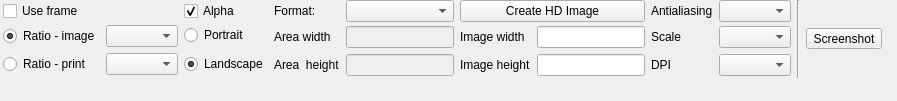
First picture: the form in src/gui/forms/toolbar_imagegroup.ui, repository open-scan-crew/OpenScanTools, before the edit.
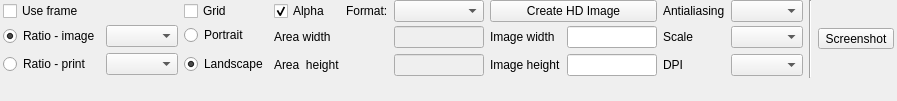
Second picture: the form after the edit. Icons and pictures are not drawn.

Commit message: Add HD frame grid overlay toggle

Diff of the .ui file:
```diff
--- a/src/gui/forms/toolbar_imagegroup.ui
+++ b/src/gui/forms/toolbar_imagegroup.ui
@@ -146,7 +146,7 @@
     </layout>
     </widget>
    </item>
-   <item row="0" column="3">
+   <item row="0" column="4">
     <widget class="QCheckBox" name="checkBox_alphaImage">
      <property name="toolTip">
       <string>Activates the alpha channel on png and tiff formats.</string>
@@ -157,7 +157,7 @@
      <property name="checked">
       <bool>true</bool>
      </property>
-    </widget>
+   </widget>
    </item>
    <item row="1" column="11">
     <widget class="QLabel" name="label_scale">
@@ -183,6 +183,16 @@
      </property>
     </widget>
    </item>
+   <item row="0" column="3">
+    <widget class="QCheckBox" name="checkBox_hdImageGrid">
+     <property name="text">
+      <string>Grid</string>
+     </property>
+     <property name="checked">
+      <bool>false</bool>
+     </property>
+    </widget>
+   </item>
    <item row="2" column="4">
     <widget class="QLabel" name="label_viewportH">
      <property name="text">
@@ -190,7 +200,7 @@
      </property>
     </widget>
    </item>
-   <item row="0" column="4">
+   <item row="0" column="5">
     <widget class="QLabel" name="formatLabel">
      <property name="text">
       <string>Format:</string>
```
Left out of the diff: 1 changed line with no effect on the pictures. The commit also changes 5 other files.
